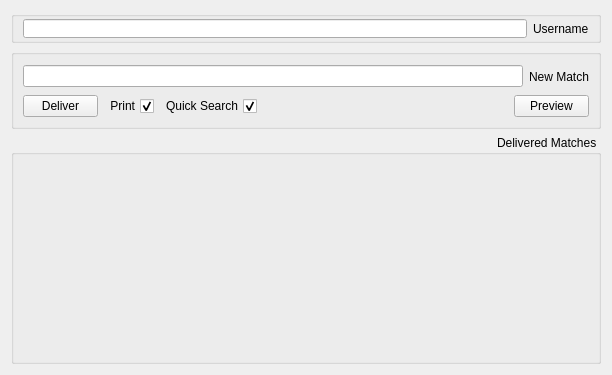
This is Client/reghaabat/formoperator.ui in nournia/ketabkhaane as Qt 5 draws it before an edit. The edited form follows.
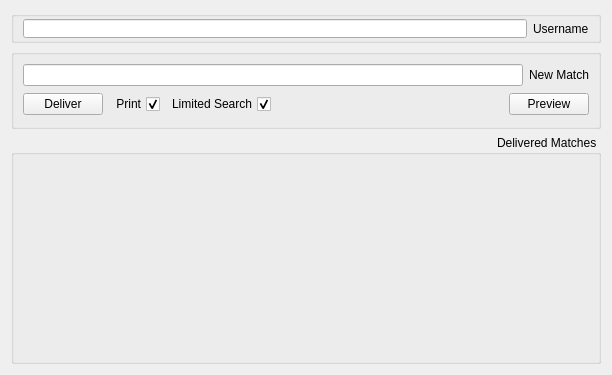
This is the edited form. Icons and pictures are not drawn. Custom widgets are drawn as their Qt base class.

What changed in the file:
```diff
--- a/Client/reghaabat/formoperator.ui
+++ b/Client/reghaabat/formoperator.ui
@@ -74,12 +74,6 @@
        <layout class="QHBoxLayout" name="lMatch">
         <item>
          <widget class="QLabel" name="label">
-          <property name="minimumSize">
-           <size>
-            <width>0</width>
-            <height>25</height>
-           </size>
-          </property>
           <property name="text">
            <string>New Match</string>
           </property>
@@ -98,12 +92,6 @@
          </property>
          <item>
           <widget class="QPushButton" name="bPreview">
-           <property name="maximumSize">
-            <size>
-             <width>75</width>
-             <height>16777215</height>
-            </size>
-           </property>
            <property name="text">
             <string>Preview</string>
            </property>
@@ -125,7 +113,7 @@
          <item>
           <widget class="QCheckBox" name="cQuickSearch">
            <property name="text">
-            <string>Quick Search</string>
+            <string>Limited Search</string>
            </property>
            <property name="checked">
             <bool>true</bool>
@@ -134,12 +122,6 @@
          </item>
          <item>
           <widget class="QCheckBox" name="cPrint">
-           <property name="maximumSize">
-            <size>
-             <width>50</width>
-             <height>16777215</height>
-            </size>
-           </property>
            <property name="text">
             <string>Print</string>
            </property>
@@ -153,12 +135,6 @@
            <property name="enabled">
             <bool>true</bool>
            </property>
-           <property name="maximumSize">
-            <size>
-             <width>75</width>
-             <height>16777215</height>
-            </size>
-           </property>
            <property name="text">
             <string>Deliver</string>
            </property>
```
Left out of the diff: 13 changed lines with no effect on the pictures.
